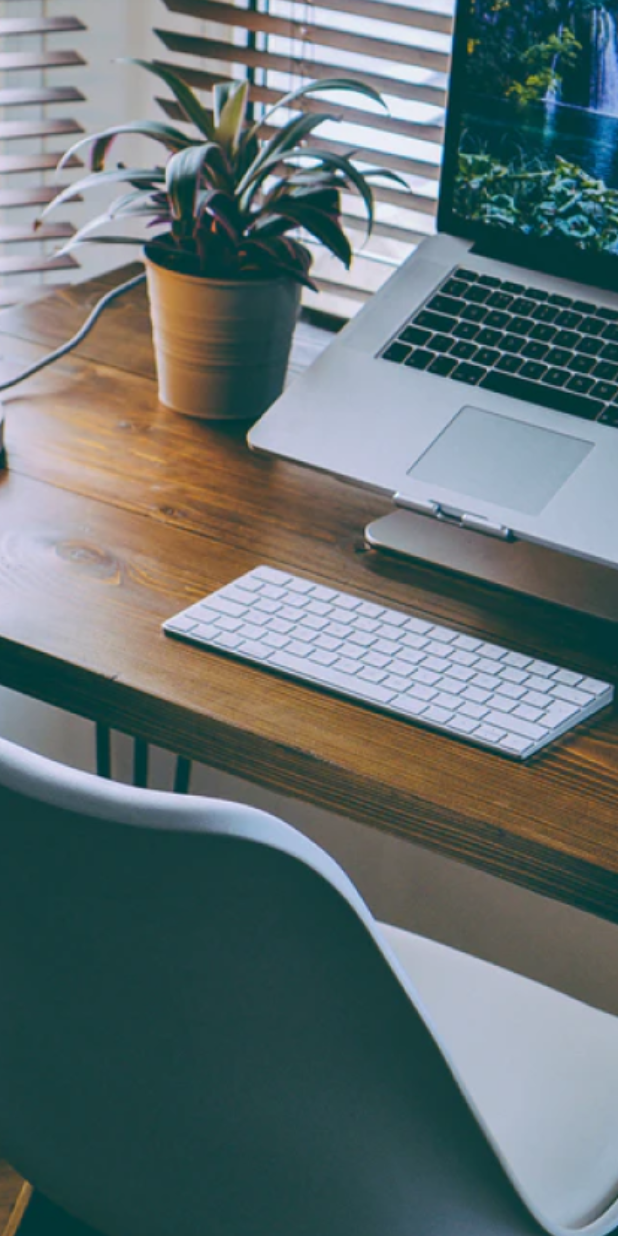
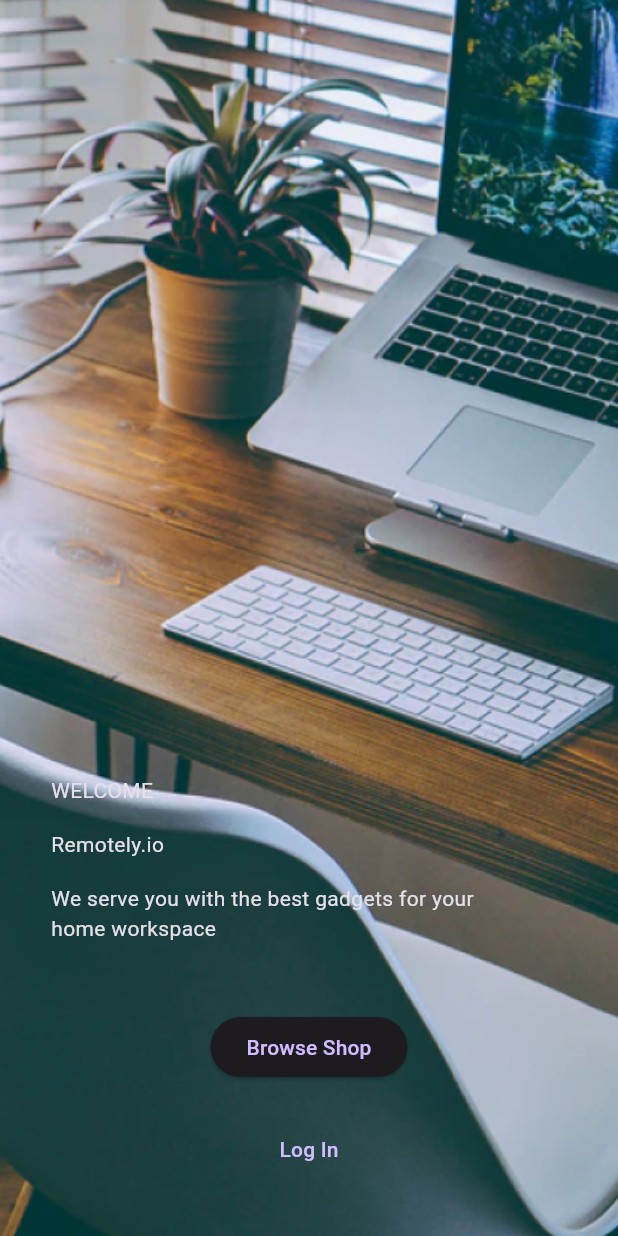
Before and after one commit to mohamadgazer/e-commerce, a Flutter app: the screen it shows after launch, on a phone screen of 412 x 824 dp. Run offline on Flutter 3.47's test engine with Material 3 defaults, Android fonts, the phone set to English and light mode, and no system bars; our stand-ins replace flutter_screenutil.

Commit message:
add onboarding screen data

```diff
--- a/lib/features/onboarding/widgt/on_boarding_body.dart
+++ b/lib/features/onboarding/widgt/on_boarding_body.dart
@@ -1,5 +1,6 @@
 import 'package:flutter/material.dart';
 import 'package:installment/core/app_images_manger.dart';
+import 'package:installment/generated/l10n.dart';
 
 class OnBoardingBody extends StatelessWidget {
   const OnBoardingBody({
@@ -18,9 +19,36 @@ class OnBoardingBody extends StatelessWidget {
             image: AssetImage(AppImageManger.onboarding_image),
           ),
         ),
-        child: const SafeArea(
-          child: Column(
-            children: [],
+        child: SafeArea(
+          child: Padding(
+            padding: const EdgeInsets.all(34.0),
+            child: Column(
+              crossAxisAlignment: CrossAxisAlignment.start,
+              mainAxisAlignment: MainAxisAlignment.end,
+              children: [
+                Text(S.of(context).welcom),
+                const SizedBox(height: 16),
+                Text(S.of(context).remotelyio),
+                const SizedBox(height: 16),
+                Text(S.of(context).we_serve_you),
+                const SizedBox(height: 45),
+                Center(
+                  child: Column(
+                    children: [
+                      ElevatedButton(
+                        onPressed: () {},
+                        child: Text(S.of(context).browse_Shop),
+                      ),
+                      const SizedBox(height: 20),
+                      TextButton(
+                        onPressed: () {},
+                        child: Text(S.of(context).log_In),
+                      ),
+                    ],
+                  ),
+                ),
+              ],
+            ),
           ),
         ));
   }
--- a/lib/l10n/intl_ar.arb
+++ b/lib/l10n/intl_ar.arb
@@ -65,6 +65,10 @@
              "areej":"أريج",
     "esayCollectmony":"سهوله تحصيل الاموال",
     "get_notifications_of_collection_dates":"ضمان الحصول على إشعارات\nبمواعيد تحصيل الاقساط",
-    "smooth_customer_data_entry_and_search":"سلاسة في إدخال بيانات العملاء،\nوالبحث عنهم"
+    "smooth_customer_data_entry_and_search":"سلاسة في إدخال بيانات العملاء،\nوالبحث عنهم",
+    "welcom":"مرحباً",
+    "browse_Shop":"تصفح المتجر",
+    "remotelyio":"Remotely.io",
+    "we_serve_you":"نحن نقدم لك أفضل الأدوات لمساحة العمل المنزلية الخاصة بك"
 
     }
--- a/lib/l10n/intl_en.arb
+++ b/lib/l10n/intl_en.arb
@@ -62,7 +62,11 @@
     "add":"add",
     "esayCollectmony":"Ease of collecting money",
     "get_notifications_of_collection_dates":"Get notifications of collection dates",
-    "smooth_customer_data_entry_and_search":"Smooth customer data entry and search"
+    "smooth_customer_data_entry_and_search":"Smooth customer data entry and search",
+    "welcom":"WELCOME",
+    "remotelyio":"Remotely.io",
+    "browse_Shop":"Browse Shop",
+    "we_serve_you":"We serve you with the best gadgets for your\nhome workspace"
 
 
 }
--- a/pubspec.yaml
+++ b/pubspec.yaml
@@ -14,6 +14,7 @@ dependencies:
   flutter_screenutil: ^5.9.0
   flutter_native_splash: ^2.3.7
   fluttersax: ^0.0.6
+  iconsax: ^0.0.8
 
 dev_dependencies:
   flutter_test:
```
Also changed, not shown: lib/generated/intl/messages_ar.dart, lib/generated/intl/messages_en.dart, lib/generated/l10n.dart, pubspec.lock.
